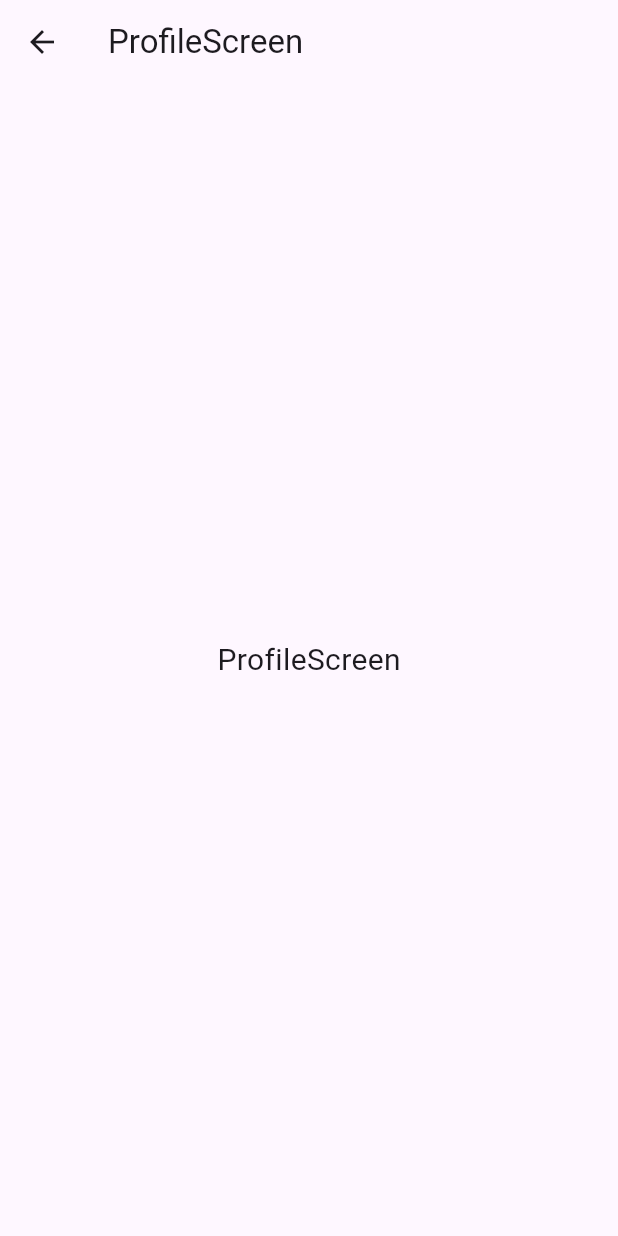
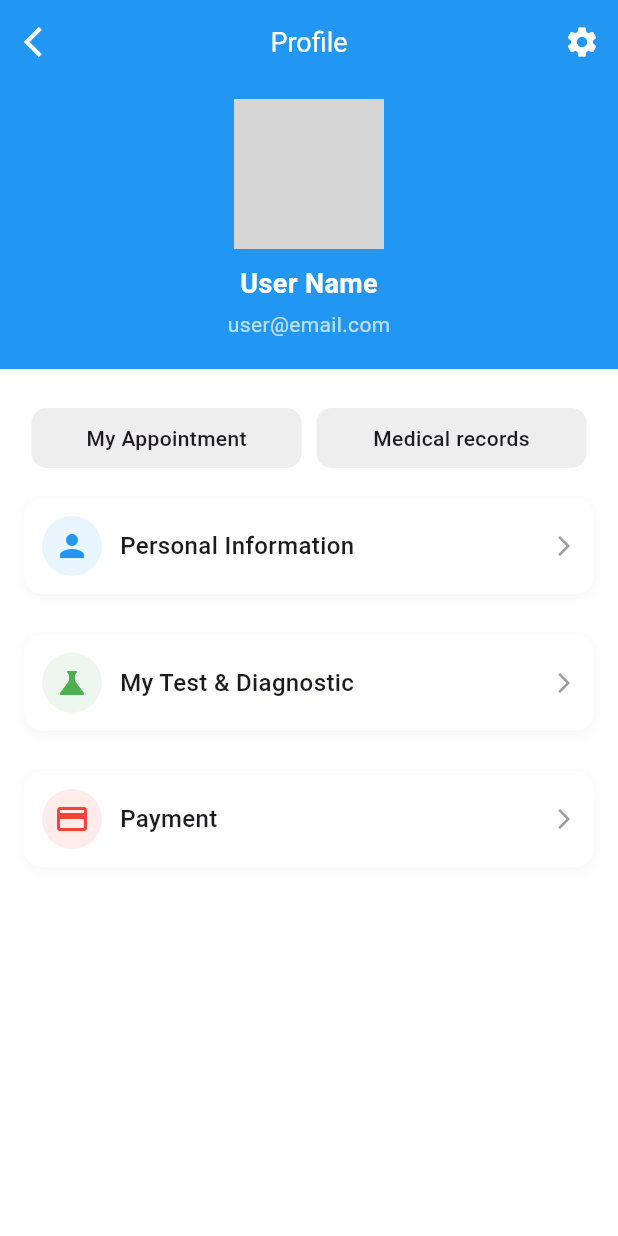
Before and after one commit to Raghad002m/docdoctor, a Flutter app: the ProfileScreen screen opened directly, on a phone screen of 412 x 824 dp. Run offline on Flutter 3.47's test engine with Material 3 defaults, Android fonts, the light colour scheme and no system bars; our stand-ins replace country_code_picker; grey boxes are pictures that could not be loaded.

Commit message:
Initial project upload - full project

```diff
--- a/lib/Screen/profileScreen.dart
+++ b/lib/Screen/profileScreen.dart
@@ -6,13 +6,146 @@ class ProfileScreen extends StatelessWidget {
   @override
   Widget build(BuildContext context) {
     return Scaffold(
-      appBar: AppBar(title: const Text("ProfileScreen")),
-      body: const Center(
+      backgroundColor: Colors.white,
+      appBar: AppBar(
+        backgroundColor: Colors.blue,
+        elevation: 0,
+        centerTitle: true,
+        title: const Text(
+          "Profile",
+          style: TextStyle(color: Colors.white, fontSize: 18),
+        ),
+        leading: IconButton(
+          icon: const Icon(Icons.arrow_back_ios, color: Colors.white),
+          onPressed: () => Navigator.pop(context),
+        ),
+        actions: [
+          IconButton(
+            icon: const Icon(Icons.settings, color: Colors.white),
+            onPressed: () {},
+          ),
+        ],
+      ),
+
+      body: Column(
+        children: [
+
+          Container(
+            width: double.infinity,
+            color: Colors.blue,
+            child: Column(
+              children: [
+                const SizedBox(height: 10),
+                Stack(
+                  alignment: Alignment.bottomRight,
+                  children: [
+                    const CircleAvatar(
+                      radius: 50,
+                      backgroundImage: AssetImage("assets/avatar.png"),
+                    ),
+                    Container(
+                      padding: const EdgeInsets.all(5),
+                      decoration: const BoxDecoration(
+                        shape: BoxShape.circle,
+                        color: Colors.white,
+                      ),
+                      child: const Icon(Icons.edit, size: 20, color: Colors.blue),
+                    ),
+                  ],
+                ),
+                const SizedBox(height: 10),
+
+                const Text(
+                  "User Name",
+                  style: TextStyle(
+                      fontWeight: FontWeight.bold, fontSize: 18, color: Colors.white),
+                ),
+                const SizedBox(height: 4),
+
+                const Text(
+                  "user@email.com",
+                  style: TextStyle(color: Colors.white70, fontSize: 14),
+                ),
+                const SizedBox(height: 20),
+              ],
+            ),
+          ),
+          const SizedBox(height: 10),
+          Expanded(
+            child: ListView(
+              padding: const EdgeInsets.all(16),
+              children: [
+                Row(
+                  mainAxisAlignment: MainAxisAlignment.spaceEvenly,
+                  children: [
+                    _profileButton("My Appointment"),
+                    _profileButton("Medical records"),
+                  ],
+                ),
+                const SizedBox(height: 20),
+
+                _profileItem(Icons.person, Colors.blue, "Personal Information"),
+                const SizedBox(height: 15),
+                _profileItem(Icons.science, Colors.green, "My Test & Diagnostic"),
+                const SizedBox(height: 15),
+                _profileItem(Icons.payment, Colors.red, "Payment"),
+              ],
+            ),
+          ),
+        ],
+      ),
+    );
+  }
+
+  Widget _profileButton(String text) {
+    return Expanded(
+      child: Container(
+        margin: const EdgeInsets.symmetric(horizontal: 5),
+        padding: const EdgeInsets.symmetric(vertical: 10),
+        decoration: BoxDecoration(
+          color: Colors.grey.shade200,
+          borderRadius: BorderRadius.circular(10),
+        ),
+        alignment: Alignment.center,
         child: Text(
-          "ProfileScreen",
-          style: TextStyle(fontSize: 20),
+          text,
+          style: const TextStyle(fontSize: 14, fontWeight: FontWeight.w500),
         ),
       ),
     );
   }
+
+  Widget _profileItem(IconData icon, Color color, String text) {
+    return Container(
+      margin: const EdgeInsets.only(bottom: 12),
+      padding: const EdgeInsets.all(12),
+      decoration: BoxDecoration(
+        color: Colors.white,
+        borderRadius: BorderRadius.circular(12),
+        boxShadow: [
+          BoxShadow(
+            color: Colors.grey.withOpacity(0.1),
+            blurRadius: 6,
+            offset: const Offset(0, 2),
+          ),
+        ],
+      ),
+      child: Row(
+        children: [
+          CircleAvatar(
+            backgroundColor: color.withOpacity(0.1),
+            child: Icon(icon, color: color),
+          ),
+          const SizedBox(width: 12),
+          Expanded(
+            child: Text(
+              text,
+              style: const TextStyle(fontSize: 16, fontWeight: FontWeight.w500),
+            ),
+          ),
+          const Icon(Icons.arrow_forward_ios, size: 16, color: Colors.grey),
+        ],
+      ),
+    );
+  }
 }
--- a/lib/main.dart
+++ b/lib/main.dart
@@ -6,6 +6,7 @@ import 'Screen/RecommendationDoctor.dart';
 import 'Screen/SignInScreen.dart';
 import 'Screen/SplashScreen.dart';
 import 'Screen/onboardScreen.dart';
+import 'Screen/profileScreen.dart';
 import 'Screen/signup.dart';
 
 
@@ -30,6 +31,7 @@ class MyApp extends StatelessWidget {
           '/home': (context) => const HomeScreen(),
           '/DoctorSpeciality': (context) => const Doctorspeciality(),
           '/RecommendationDoctor': (context) => const RecommendationDoctor(),
-          '/NotificationScreen': (context) => const NotificationScreen()
+          '/NotificationScreen': (context) => const NotificationScreen(),
+          '/ProfileScreen' : (context) => const ProfileScreen(),
         });
   }}
--- a/pubspec.yaml
+++ b/pubspec.yaml
@@ -37,6 +37,7 @@ dependencies:
   country_code_picker: ^3.0.0
   intl: ^0.19.0
   flutter_local_notifications: ^19.4.0
+  supabase_flutter: ^2.9.1
 
 dev_dependencies:
   flutter_test:
```
Also changed, not shown: lib/Screen/Homescreen.dart (+24 -46 lines), pubspec.lock, 5 other files.
